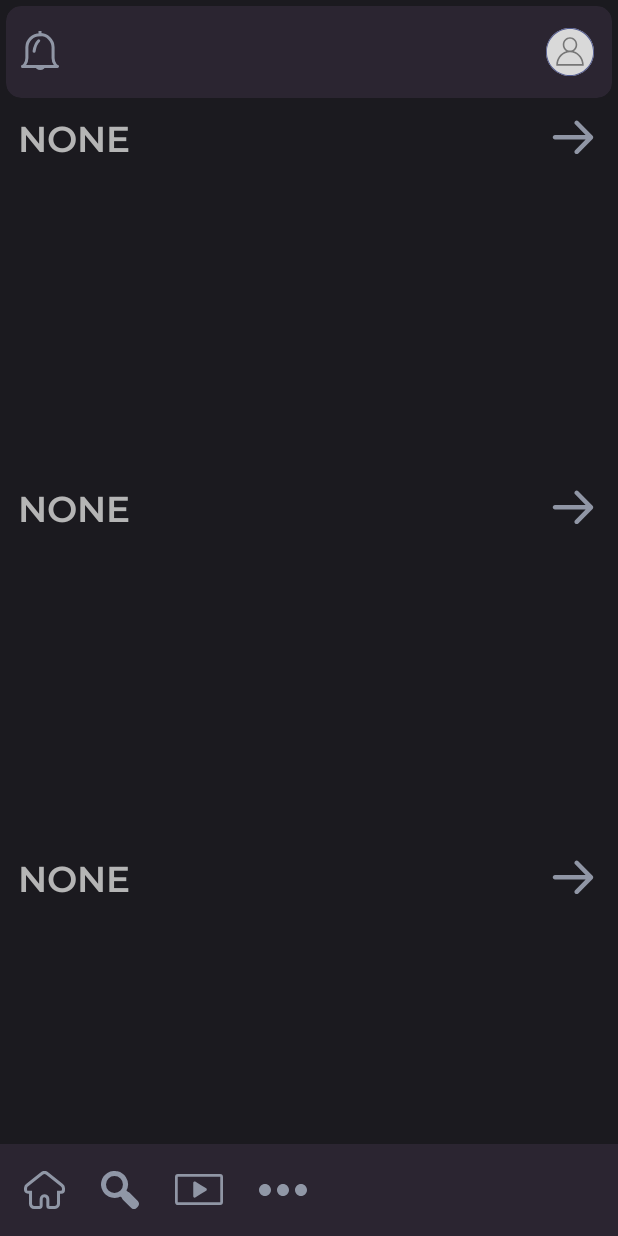
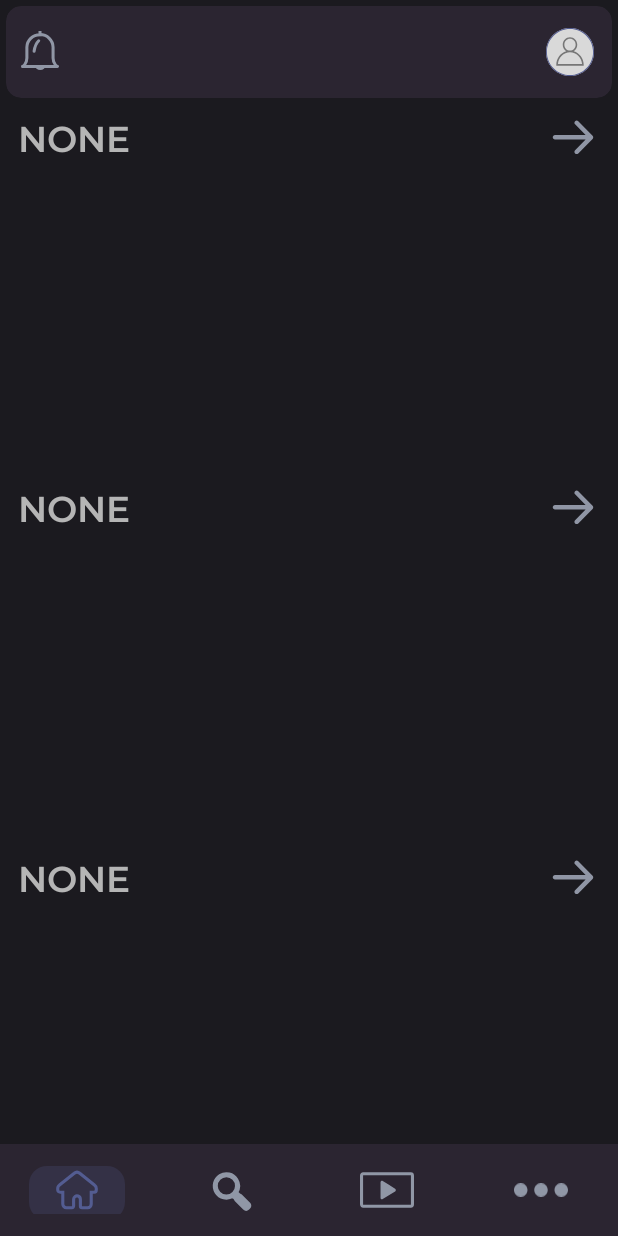
Before and after one commit to Kirixo/NyaCawa, an Android app: the screen it shows after launch (MainActivity), on a phone screen of 412 x 824 dp. Run offline under Robolectric (Android 15) with nearby library versions, the phone set to English and light mode, and no system bars.

Commit message:
Item BottomBar location fixed

```diff
--- /dev/null
+++ b/app/src/main/res/drawable/bottom_bar_cio.xml
@@ -0,0 +1,5 @@
+<?xml version="1.0" encoding="utf-8"?>
+<selector xmlns:android="http://schemas.android.com/apk/res/android">
+    <item android:state_checked="true" android:color="@color/logo_color" />
+    <item android:state_checked="false" android:color="@color/icon_color"/>
+</selector>
--- a/app/src/main/res/drawable/home_no_active_ico.xml
+++ b/app/src/main/res/drawable/home_no_active_ico.xml
@@ -1,12 +1,12 @@
 <?xml version="1.0" encoding="utf-8"?>
 <vector xmlns:android="http://schemas.android.com/apk/res/android"
-    android:width="27dp"
-    android:height="25dp"
-    android:viewportWidth="27"
-    android:viewportHeight="25">
+    android:width="35dp"
+    android:height="35dp"
+    android:viewportWidth="35"
+    android:viewportHeight="35">
     <path
-        android:strokeColor="#FF9097A6"
+        android:strokeColor="@color/icon_color"
         android:strokeWidth="2"
         android:strokeMiterLimit="10"
-        android:pathData="M26 12.33c0.03 0.85-0.6 1.56-1.44 1.6h-0.14-1.7v7.58c0.02 1.34-1.02 2.45-2.32 2.48h-0.1-3.52c-0.71 0-1.08-0.38-1.08-1.12v-4.19c0-1.12-0.54-1.92-1.5-2.26-1.34-0.48-2.82 0.49-2.87 1.94-0.05 1.44-0.04 2.96-0.02 4.43 0 0.73-0.39 1.23-1.17 1.2-1.16-0.03-2.32 0-3.47 0-1.3 0.02-2.37-1.07-2.38-2.4v-0.02-7.64H2.65c-1.06 0-1.67-0.63-1.65-1.71 0-0.47 0.02-0.94 0.09-1.4 0.11-0.58 0.43-1.08 0.9-1.42l9.73-7.74c1.03-0.88 2.53-0.88 3.57 0l9.68 7.7c0.67 0.51 1.05 1.31 1.03 2.16v0.8Z"/>
+        android:pathData="M30 17.33c0.03 0.85-0.6 1.56-1.44 1.6h-0.14-1.7v7.58c0.02 1.34-1.02 2.45-2.32 2.48h-0.1-3.52c-0.71 0-1.08-0.38-1.08-1.12v-4.19c0-1.12-0.54-1.92-1.5-2.26-1.34-0.48-2.82 0.49-2.87 1.94-0.05 1.44-0.04 2.96-0.02 4.43 0 0.73-0.39 1.23-1.17 1.2-1.16-0.03-2.32 0-3.47 0-1.3 0.02-2.37-1.07-2.38-2.4v-0.02-7.64H6.65c-1.06 0-1.67-0.63-1.65-1.71 0-0.47 0.02-0.94 0.09-1.4 0.11-0.58 0.43-1.08 0.9-1.42l9.73-7.74c1.03-0.88 2.53-0.88 3.57 0l9.68 7.71c0.67 0.5 1.05 1.3 1.03 2.15v0.8Z"/>
 </vector>
--- a/app/src/main/res/drawable/player_no_active_ico.xml
+++ b/app/src/main/res/drawable/player_no_active_ico.xml
@@ -1,15 +1,15 @@
 <?xml version="1.0" encoding="utf-8"?>
 <vector xmlns:android="http://schemas.android.com/apk/res/android"
     android:width="35dp"
-    android:height="23dp"
+    android:height="35dp"
     android:viewportWidth="35"
-    android:viewportHeight="23">
+    android:viewportHeight="35">
     <path
         android:strokeColor="#FF9096A5"
         android:strokeWidth="2"
         android:strokeMiterLimit="10"
-        android:pathData="M2.06 1h30.88C33.46 1 34 1.47 34 2.22v18.56c0 0.75-0.55 1.22-1.06 1.22H2.06C1.54 22 1 21.53 1 20.78V2.22C1 1.47 1.54 1 2.06 1Z"/>
+        android:pathData="M2.06 7h30.88C33.46 7 34 7.47 34 8.22v18.56c0 0.75-0.55 1.22-1.06 1.22H2.06C1.54 28 1 27.53 1 26.78V8.22C1 7.47 1.54 7 2.06 7Z"/>
     <path
         android:fillColor="#FF9096A5"
-        android:pathData="M22.74 10.61c0.64 0.4 0.64 1.4 0 1.79l-4 2.5-4 2.49c-0.64 0.4-1.43-0.1-1.43-0.9V6.51c0-0.8 0.79-1.29 1.43-0.9l4 2.5 4 2.5Z"/>
+        android:pathData="M22.74 16.61c0.64 0.4 0.64 1.4 0 1.79l-4 2.5-4 2.49c-0.64 0.4-1.43-0.1-1.43-0.9v-9.98c0-0.8 0.79-1.29 1.43-0.9l4 2.5 4 2.5Z"/>
 </vector>
--- a/app/src/main/res/drawable/search_ico.xml
+++ /dev/null
@@ -1,10 +0,0 @@
-<?xml version="1.0" encoding="utf-8"?>
-<vector xmlns:android="http://schemas.android.com/apk/res/android"
-    android:width="35dp"
-    android:height="35dp"
-    android:viewportWidth="35"
-    android:viewportHeight="35">
-    <path
-        android:fillColor="#FF9096A5"
-        android:pathData="M27.24 28.6l-8.34-8.34c-3.7 2.63-8.81 1.99-11.75-1.49-2.94-3.47-2.72-8.61 0.5-11.83C10.86 3.72 16 3.5 19.48 6.44c3.48 2.94 4.12 8.05 1.49 11.75l8.33 8.34-2.06 2.06ZM13.84 7.3c-2.77 0-5.16 1.93-5.72 4.64-0.56 2.7 0.85 5.44 3.4 6.54 2.53 1.1 5.49 0.26 7.08-2 1.6-2.26 1.38-5.33-0.51-7.35l0.88 0.88-1-1h-0.01c-1.1-1.1-2.58-1.72-4.13-1.72Z"/>
-</vector>
--- a/app/src/main/res/drawable/search_no_active_ico.xml
+++ b/app/src/main/res/drawable/search_no_active_ico.xml
@@ -1,14 +1,14 @@
 <?xml version="1.0" encoding="utf-8"?>
 <vector xmlns:android="http://schemas.android.com/apk/res/android"
-    android:width="25dp"
-    android:height="25dp"
-    android:viewportWidth="25"
-    android:viewportHeight="25">
+    android:width="35dp"
+    android:height="35dp"
+    android:viewportWidth="35"
+    android:viewportHeight="35">
     <path
         android:fillColor="#FF9097A6"
         android:strokeColor="#FF9097A7"
         android:strokeWidth="2"
         android:strokeMiterLimit="10"
         android:fillType="evenOdd"
-        android:pathData="M23.5 20.44l-5.36-5.36c-0.28-0.28-0.64-0.45-1.02-0.49l-1.58-1.57c1.58-2.55 1.58-5.77 0-8.3-2.29-3.7-7.14-4.83-10.83-2.54C1.02 4.48-0.1 9.33 2.2 13.02c2.3 3.68 7.14 4.81 10.83 2.52l1.57 1.57c0.05 0.4 0.22 0.75 0.5 1.02l5.36 5.37c0.67 0.66 1.75 0.66 2.42 0l0.63-0.64c0.67-0.67 0.67-1.75 0-2.42Zm-14.64-5c-3.63 0-6.57-2.96-6.57-6.59s2.94-6.57 6.57-6.57c1.82 0 3.46 0.74 4.65 1.92 1.2 1.2 1.93 2.84 1.93 4.65 0 3.63-2.95 6.58-6.58 6.58Z"/>
+        android:pathData="M28.5 26.44l-5.35-5.36c-0.28-0.28-0.64-0.45-1.02-0.49l-1.58-1.57c1.58-2.55 1.58-5.77 0-8.3-2.29-3.7-7.14-4.83-10.83-2.54-3.69 2.3-4.82 7.15-2.52 10.84 2.3 3.68 7.14 4.81 10.83 2.52l1.57 1.57c0.05 0.4 0.22 0.75 0.5 1.02l5.36 5.37c0.67 0.66 1.75 0.66 2.42 0l0.63-0.64c0.67-0.67 0.67-1.75 0-2.42Zm-14.64-5c-3.63 0-6.57-2.96-6.57-6.59s2.94-6.57 6.57-6.57c1.82 0 3.46 0.74 4.65 1.92 1.2 1.2 1.93 2.84 1.93 4.65 0 3.63-2.95 6.58-6.58 6.58Z"/>
 </vector>
--- a/app/src/main/res/layout/content_main.xml
+++ b/app/src/main/res/layout/content_main.xml
@@ -26,7 +26,6 @@
             app:titleMarginStart="@dimen/neutral_margin"
             app:titleTextColor="@color/active_text"
 
-
             app:contentInsetStart="10dp"
             app:contentInsetEnd="10dp"
             app:contentInsetLeft="0dp"
@@ -37,13 +36,13 @@
     </androidx.cardview.widget.CardView>
 
 <androidx.coordinatorlayout.widget.CoordinatorLayout
-    android:id="@+id/_bottom_bar"
+    android:id="@+id/_bottom_bar_back"
     android:layout_width="match_parent"
     android:layout_height="@dimen/top_bar_height"
     app:layout_constraintBottom_toBottomOf="parent"
     android:background="@color/toolbar_color"
     >
-    <com.google.android.material.bottomappbar.BottomAppBar
+    <com.google.android.material.bottomnavigation.BottomNavigationView
         android:id="@+id/bottom_bar"
         android:layout_width="match_parent"
         android:layout_height="@dimen/top_bar_height"
@@ -53,17 +52,17 @@
 
         app:layout_constraintStart_toStartOf="parent"
         app:layout_constraintEnd_toEndOf="parent"
+        app:contentInsetStart="36dp"
+        app:contentInsetEnd="36dp"
+        app:menu="@menu/bottom_menu"
+        app:labelVisibilityMode="unlabeled"
+        app:itemIconSize="36dp"
 
-
-        app:menu="@menu/bottom_menu"
-        android:scrollIndicators="left"
+        app:itemIconTint="@drawable/bottom_bar_cio"
+        app:itemActiveIndicatorStyle="@style/Widget.BottomNavigationView.ActiveIndicator"
         >
-    </com.google.android.material.bottomappbar.BottomAppBar>
+    </com.google.android.material.bottomnavigation.BottomNavigationView>
 </androidx.coordinatorlayout.widget.CoordinatorLayout>
-
-
-
-
 
     <androidx.fragment.app.FragmentContainerView
         android:id="@+id/nav_host_fragment_content_main"
@@ -73,7 +72,7 @@
         app:defaultNavHost="true"
         android:layout_marginStart="12dp"
         android:layout_marginEnd="12dp"
-        app:layout_constraintBottom_toTopOf="@id/_bottom_bar"
+        app:layout_constraintBottom_toTopOf="@id/_bottom_bar_back"
         app:layout_constraintEnd_toEndOf="parent"
         app:layout_constraintStart_toStartOf="parent"
         app:layout_constraintTop_toBottomOf="@id/_tool_bar"
--- a/app/src/main/res/menu/bottom_menu.xml
+++ b/app/src/main/res/menu/bottom_menu.xml
@@ -6,28 +6,24 @@
     <item
         android:title="@string/home"
         android:id="@+id/home_button"
-        app:showAsAction="always"
         android:icon="@drawable/home_no_active_ico"
         />
 
     <item
         android:title="@string/search"
         android:id="@+id/search_button"
-        app:showAsAction="always"
         android:icon="@drawable/search_no_active_ico"
         />
 
     <item
         android:title="@string/player"
         android:id="@+id/player_button"
-        app:showAsAction="always"
         android:icon="@drawable/player_no_active_ico"
         />
 
     <item
         android:title="@string/more"
         android:id="@+id/more_button"
-        app:showAsAction="always"
         android:icon="@drawable/more_no_active_ico"
         />
 
--- a/app/src/main/res/values/colors.xml
+++ b/app/src/main/res/values/colors.xml
@@ -11,4 +11,6 @@
     <color name="logo_color">#535C91</color>
     <color name="neutral_color">#9096A5</color>
     <color name="toolbar_color">#2B2531</color>
+
+    <color name="icon_color">#FF9097A6</color>
 </resources>
--- a/app/src/main/res/values/strings.xml
+++ b/app/src/main/res/values/strings.xml
@@ -58,4 +58,8 @@
     <string name="search">search</string>
     <string name="player">player</string>
     <string name="more">more</string>
+    <string name="more_button">More button</string>
+    <string name="player_description">A player to watch the latest anime</string>
+    <string name="search_description">Search button</string>
+    <string name="home_description">Main menu button</string>
 </resources>
--- a/app/src/main/res/values/themes.xml
+++ b/app/src/main/res/values/themes.xml
@@ -4,11 +4,20 @@
         <item name="android:windowBackground"> @color/window_background</item>
     </style>
 
+
     <style name="Theme.NyaCawa" parent="Base.Theme.NyaCawa" >
         <item name="android:fontFamily">@font/montserrat_semi_bold</item>
         <item name="android:textSize">20sp</item>
+
     </style>
 
+
+    <style name="Widget.BottomNavigationView.ActiveIndicator" parent="Widget.Material3.BottomNavigationView.ActiveIndicator">
+        <item name="shapeAppearance">
+            @style/ShapeAppearance.Material3.Corner.Medium
+        </item>
+        <item name="android:color">#343146</item>
+    </style>
 
     <style name="TextAnime">
         <item name="android:textColor">@color/nonActive_text</item>
```
Also changed, not shown: app/src/main/java/com/project/nyacawa/presentation/ui/MainActivity.kt (+24 -3 lines), app/src/main/java/com/project/nyacawa/presentation/ui/fragments/Authorization.kt (added, +25 -0 lines), app/src/main/res/layout/fragment_authorization.xml (added, +14 -0 lines).
